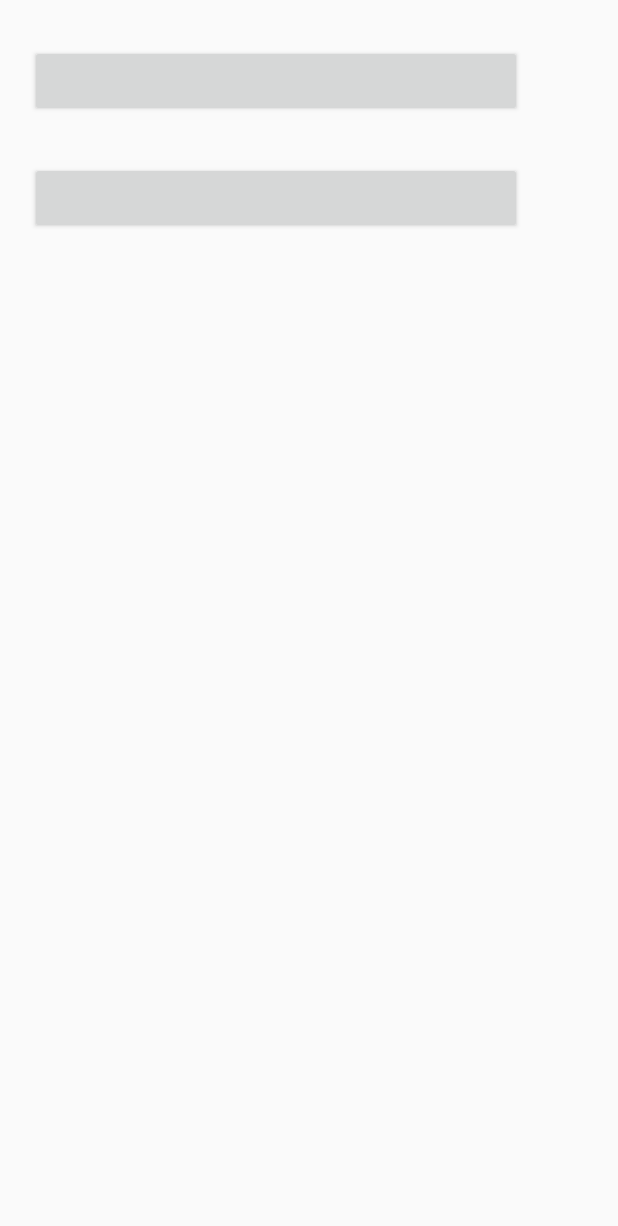
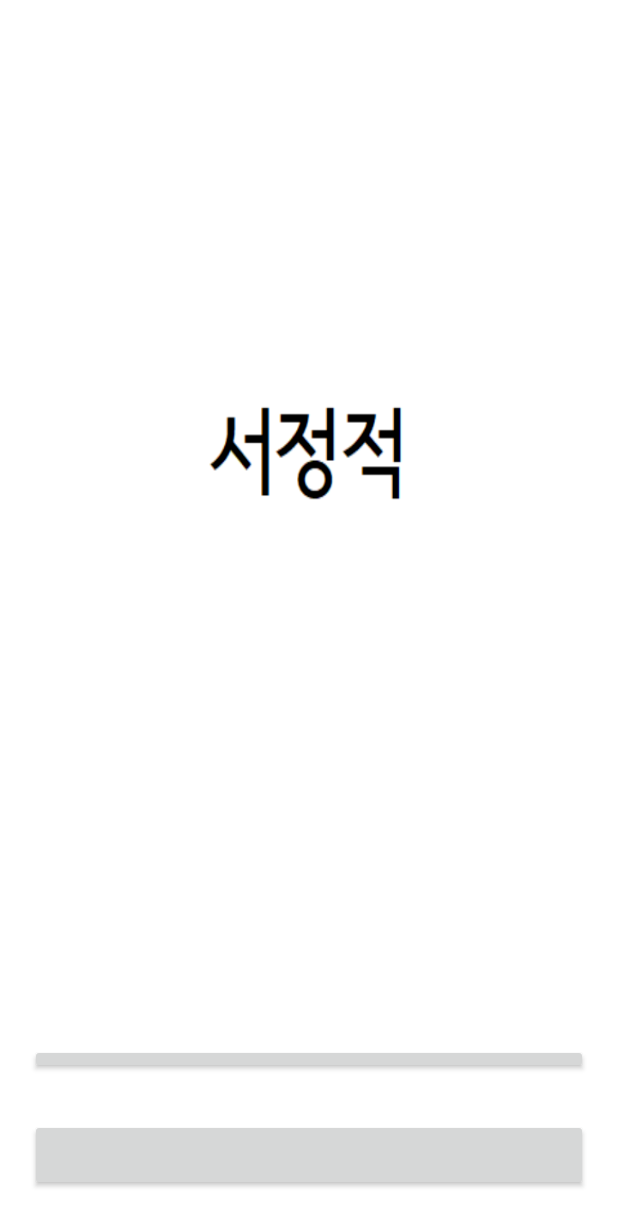
Before and after one commit to junbrother93/interface, an Android app: the layout activity_login.xml on its own in the app's theme, with its tools: preview values and no code run, on a phone screen of 412 x 824 dp. Shown: the top 1226 px of the screen. Run offline under Robolectric (Android 15) with nearby library versions, the phone set to English and light mode, and no system bars; plain views replace LoginButton.

Commit message:
스플래시, 로그인 창 수정

```diff
--- a/app/src/main/java/com/example/wnsgu/myapplication/LoginActivity.java
+++ b/app/src/main/java/com/example/wnsgu/myapplication/LoginActivity.java
@@ -1,8 +1,8 @@
 package com.example.wnsgu.myapplication;
 
+import android.app.Activity;
 import android.content.Intent;
 import android.os.Bundle;
-import android.support.v7.app.AppCompatActivity;
 import android.widget.Toast;
 
 import com.facebook.CallbackManager;
@@ -21,7 +21,7 @@ import com.kakao.util.helper.log.Logger;
  * Created by wnsgu on 2017-08-04.
  */
 
-public class LoginActivity extends AppCompatActivity {
+public class LoginActivity extends Activity {
 
     private SessionCallback callback;      //콜백 선언 for kakao
     CallbackManager callbackManager;       //콜백 선언 for facebook
@@ -74,9 +74,13 @@ public class LoginActivity extends AppCompatActivity {
 
         if (Session.getCurrentSession().handleActivityResult(requestCode, resultCode, data)) {
             return;
-        }
-        super.onActivityResult(requestCode, resultCode, data);
-        callbackManager.onActivityResult(requestCode, resultCode, data);
+        }   // kakao
+
+
+        super.onActivityResult(requestCode, resultCode, data);  // kakao, facebook 같이 사용
+
+
+        callbackManager.onActivityResult(requestCode, resultCode, data);    // facebook
     }
 
     @Override
--- a/app/src/main/java/com/example/wnsgu/myapplication/MainActivity.java
+++ b/app/src/main/java/com/example/wnsgu/myapplication/MainActivity.java
@@ -8,8 +8,6 @@ import android.os.Bundle;
 import android.support.v7.app.AppCompatActivity;
 import android.util.Base64;
 import android.util.Log;
-import android.view.View;
-import android.widget.ListView;
 
 import java.security.MessageDigest;
 import java.security.NoSuchAlgorithmException;
@@ -21,7 +19,7 @@ public class MainActivity extends AppCompatActivity {
         super.onCreate(savedInstanceState);
         setContentView(R.layout.activity_main);
 
-
+        /*
         //listview, footer, header 참조 회득
         ListView listview = (ListView)findViewById(R.id.listview1);
         final View footer = getLayoutInflater().inflate(R.layout.navigation_bar, null, false);
@@ -33,6 +31,7 @@ public class MainActivity extends AppCompatActivity {
 
         adapter = new ListViewAdapter();
         listview.setAdapter(adapter);
+        */
 
 
         // Add code to print out the key hash
--- a/app/src/main/res/layout/activity_login.xml
+++ b/app/src/main/res/layout/activity_login.xml
@@ -4,18 +4,23 @@
     xmlns:tools="http://schemas.android.com/tools"
     android:layout_width="match_parent"
     android:layout_height="match_parent"
+    android:layout_marginTop="-25dp"
+    android:background="@drawable/seojeong"
     tools:context="com.example.wnsgu.myapplication.MainActivity">
 
     <LinearLayout
-        android:layout_width="368dp"
-        android:layout_height="495dp"
-        android:orientation="vertical">
+        android:layout_width="match_parent"
+        android:layout_height="match_parent"
+        android:orientation="vertical"
+        android:gravity="bottom"
+        tools:layout_editor_absoluteY="8dp"
+        tools:layout_editor_absoluteX="8dp">
 
         <com.facebook.login.widget.LoginButton
             android:id="@+id/login_button"
             android:layout_width="match_parent"
-            android:layout_height="wrap_content"
-            android:layout_gravity="center_horizontal"
+            android:layout_height="20dp"
+            android:layout_gravity="center"
             android:layout_marginBottom="30dp"
             android:layout_marginLeft="20dp"
             android:layout_marginRight="20dp"
@@ -25,7 +30,7 @@
             android:id="@+id/com_kakao_login"
             android:layout_width="match_parent"
             android:layout_height="wrap_content"
-            android:layout_gravity="bottom"
+            android:layout_gravity="center"
             android:layout_marginBottom="30dp"
             android:layout_marginLeft="20dp"
             android:layout_marginRight="20dp" />
--- a/app/src/main/res/values/styles.xml
+++ b/app/src/main/res/values/styles.xml
@@ -8,6 +8,6 @@
         <item name="colorAccent">@color/colorAccent</item>
     </style>
     <style name="SplashTheme" parent="@android:style/Theme.Light.NoTitleBar">
-        <item name="android:windowBackground">@mipmap/ic_launcher</item>
+        <item name="android:windowBackground">@drawable/seojeong</item>
     </style>
 </resources>
```
Also changed, not shown: app/src/main/res/drawable/seojeong.png (added), app/src/main/res/drawable/seojeong2.png (added).
